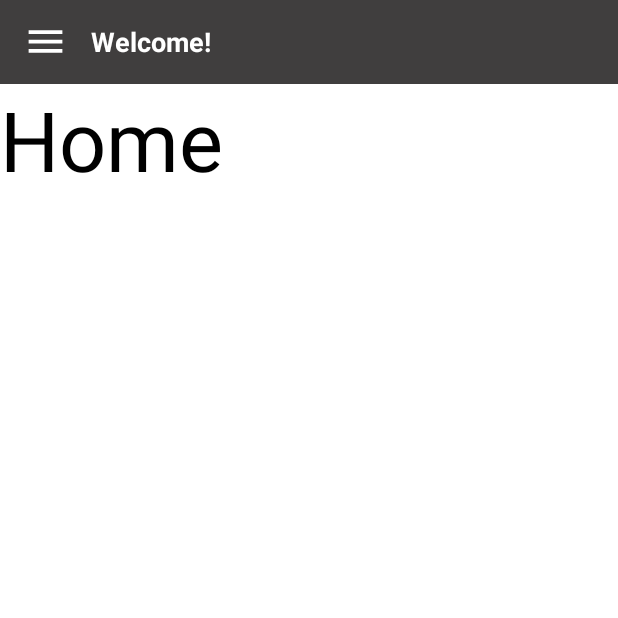
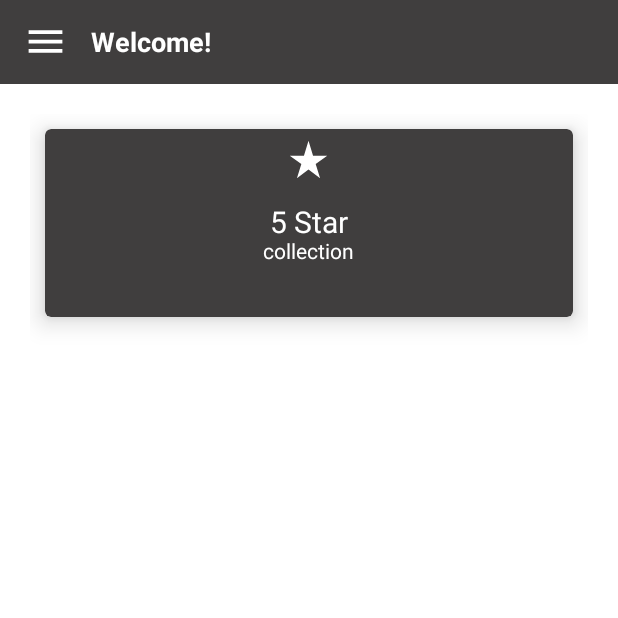
Before and after one commit to KanuKim97/whats_eat, an Android app: the screen it shows after launch once a user with an empty profile is signed in (MainActivity), on a phone screen of 412 x 824 dp, the top half of it. Run offline under Robolectric (Android 15) with nearby library versions, the phone set to English and light mode, and no system bars; our stand-ins replace Firebase (no records; nobody signed in at launch, a user with empty details on screens opened directly), navigation-ui; Roboto replaces fonts that are not available here; 2 statements that could not run were skipped.

Commit message:
add collection

```diff
--- a/app/src/main/java/com/example/whats_eat/proFile.kt
+++ b/app/src/main/java/com/example/whats_eat/proFile.kt
@@ -53,6 +53,7 @@ class proFile : Fragment() {
             currentUser.delete()
                 .addOnCompleteListener {
                     if(it.isSuccessful){
+                        database.getReference("userInfo").child(currentUser.uid).removeValue()
                         startActivity(Intent(this.context, logIn::class.java))
                     }
                 }
--- a/app/src/main/res/layout/activity_navigation_header.xml
+++ b/app/src/main/res/layout/activity_navigation_header.xml
@@ -21,8 +21,9 @@
             android:id="@+id/imgHeader"
             android:layout_width="match_parent"
             android:layout_height="match_parent"
-            android:background="@color/white"
-            android:scaleType="centerCrop" />
+            android:background="@drawable/bg_dialog"
+            android:scaleType="centerCrop"
+            app:srcCompat="@mipmap/ic_launcher" />
 
     </androidx.cardview.widget.CardView>
 
--- a/app/src/main/res/layout/fragment_main.xml
+++ b/app/src/main/res/layout/fragment_main.xml
@@ -1,20 +1,65 @@
 <?xml version="1.0" encoding="utf-8"?>
-<FrameLayout xmlns:android="http://schemas.android.com/apk/res/android"
+<FrameLayout
+    xmlns:android="http://schemas.android.com/apk/res/android"
     xmlns:tools="http://schemas.android.com/tools"
+    xmlns:app="http://schemas.android.com/apk/res-auto"
     android:layout_width="match_parent"
     android:layout_height="match_parent"
+    android:background="@color/white"
     tools:context=".main">
 
     <LinearLayout
         android:layout_width="match_parent"
-        android:layout_height="match_parent">
-        <TextView
-            android:layout_width="match_parent"
-            android:layout_height="match_parent"
-            android:text="Home"
-            android:textSize="55sp"
-            android:textColor="@color/black"/>
+        android:layout_height="match_parent"
+        android:padding="20dp">
+
+        <com.google.android.material.card.MaterialCardView
+            android:layout_width="0dp"
+            android:layout_height="125dp"
+            android:layout_weight="1"
+            android:layout_margin="10dp"
+            android:theme="@style/Theme.MaterialComponents.Light"
+            app:cardElevation="10dp"
+            app:cardBackgroundColor="#403E3E" >
+
+            <RelativeLayout
+                android:layout_width="match_parent"
+                android:layout_height="match_parent"
+                android:padding="5dp">
+
+                <ImageView
+                    android:layout_width="30dp"
+                    android:layout_height="30dp"
+                    android:src="@drawable/ic_rate"
+                    android:layout_centerHorizontal="true" />
+
+                <TextView
+                    android:id="@+id/profile_rate_num"
+                    android:layout_width="wrap_content"
+                    android:layout_height="wrap_content"
+                    android:layout_centerInParent="true"
+                    android:text="5 Star"
+                    android:textColor="@color/white"
+                    android:textSize="20sp"
+                    android:includeFontPadding="false" />
+
+                <TextView
+                    android:id="@+id/profile_rate_desc"
+                    android:layout_width="wrap_content"
+                    android:layout_height="wrap_content"
+                    android:layout_below="@+id/profile_rate_num"
+                    android:layout_centerHorizontal="true"
+                    android:text="collection"
+                    android:textColor="@color/white"
+                    android:textSize="14sp"
+                    android:includeFontPadding="false" />
+
+            </RelativeLayout>
+
+        </com.google.android.material.card.MaterialCardView>
+
 
     </LinearLayout>
 
+
 </FrameLayout>
--- a/app/src/main/res/layout/fragment_pro_file.xml
+++ b/app/src/main/res/layout/fragment_pro_file.xml
@@ -36,7 +36,8 @@
                     android:layout_width="match_parent"
                     android:layout_height="match_parent"
                     android:background="@color/white"
-                    android:scaleType="centerCrop" />
+                    android:scaleType="centerCrop"
+                    app:srcCompat="@mipmap/ic_launcher" />
 
             </androidx.cardview.widget.CardView>
 
--- a/app/src/main/res/navigation/main.xml
+++ b/app/src/main/res/navigation/main.xml
@@ -18,4 +18,12 @@
         android:label="fragment_profile"
         tools:layout="@layout/fragment_pro_file" />
 
+    <fragment
+        android:id="@+id/menuCollection"
+        android:name="com.example.whats_eat.collection"
+        android:label="fragment_collection"
+        tools:layout="@layout/fragment_collection"
+        />
+
+
 </navigation>
```
Also changed, not shown: app/src/main/java/com/example/whats_eat/collection.kt (added, +57 -0 lines), app/src/main/res/layout/collection_list.xml (added, +7 -0 lines), app/src/main/res/layout/fragment_collection.xml (added, +14 -0 lines).
